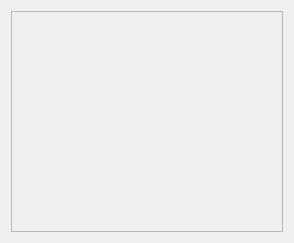
claudiobogossian/terralib5, file src/terralib/qt/plugins/datasource/terralib4/ui/TL4FinalPageWizardPageForm.ui: the form before one commit.
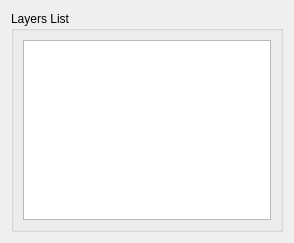
The form after the commit.

Diff of the .ui file:
```diff
--- a/src/terralib/qt/plugins/datasource/terralib4/ui/TL4FinalPageWizardPageForm.ui
+++ b/src/terralib/qt/plugins/datasource/terralib4/ui/TL4FinalPageWizardPageForm.ui
@@ -15,13 +15,15 @@
   </property>
   <layout class="QGridLayout" name="gridLayout_2">
    <item row="0" column="0">
-    <widget class="QFrame" name="m_frame">
-     <property name="frameShape">
-      <enum>QFrame::StyledPanel</enum>
+    <widget class="QGroupBox" name="groupBox">
+     <property name="title">
+      <string>Layers List</string>
      </property>
-     <property name="frameShadow">
-      <enum>QFrame::Raised</enum>
-     </property>
+     <layout class="QGridLayout" name="gridLayout">
+      <item row="0" column="0">
+       <widget class="QListWidget" name="m_layersListWidget"/>
+      </item>
+     </layout>
     </widget>
    </item>
   </layout>
```
